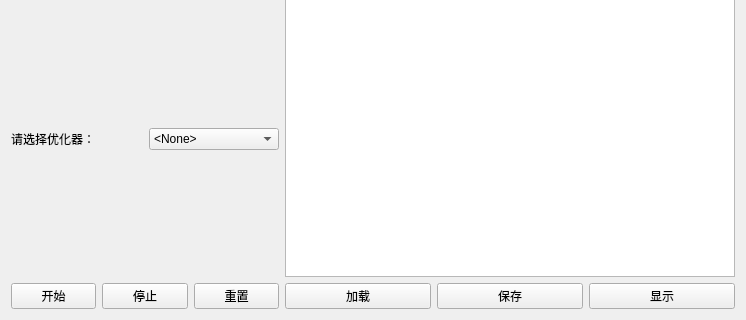
Above: UI_TrainWindow.ui from SoHardToMakeAName/LEGOTorch before the change; both pictures show x 0 to 746 and y 347 to 667 of the 746 by 667 pixel window. Below: the same form after it.
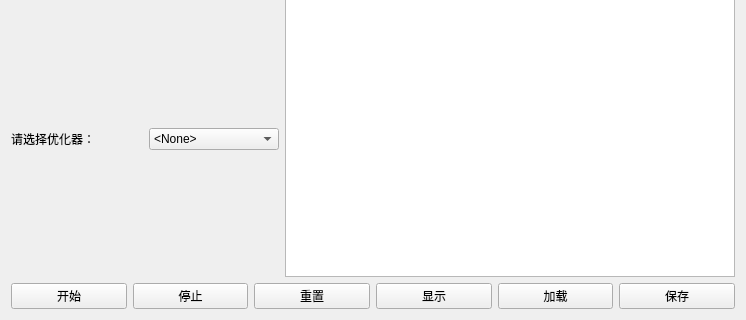
That is the form after the change.

The edit to the form file:
```diff
--- a/UI_TrainWindow.ui
+++ b/UI_TrainWindow.ui
@@ -270,8 +270,8 @@
    <item row="0" column="1">
     <widget class="QTextBrowser" name="log"/>
    </item>
-   <item row="1" column="0">
-    <layout class="QHBoxLayout" name="horizontalLayout_2">
+   <item row="2" column="0" colspan="2">
+    <layout class="QHBoxLayout" name="horizontalLayout">
      <item>
       <widget class="QPushButton" name="start_button">
        <property name="text">
@@ -293,10 +293,13 @@
        </property>
       </widget>
      </item>
-    </layout>
-   </item>
-   <item row="1" column="1">
-    <layout class="QHBoxLayout" name="horizontalLayout_3">
+     <item>
+      <widget class="QPushButton" name="show_button">
+       <property name="text">
+        <string>显示</string>
+       </property>
+      </widget>
+     </item>
      <item>
       <widget class="QPushButton" name="load_button">
        <property name="text">
@@ -311,13 +314,6 @@
        </property>
       </widget>
      </item>
-     <item>
-      <widget class="QPushButton" name="show_button">
-       <property name="text">
-        <string>显示</string>
-       </property>
-      </widget>
-     </item>
     </layout>
    </item>
   </layout>
```
Left out of the diff: 124 changed lines with no effect on the pictures.
